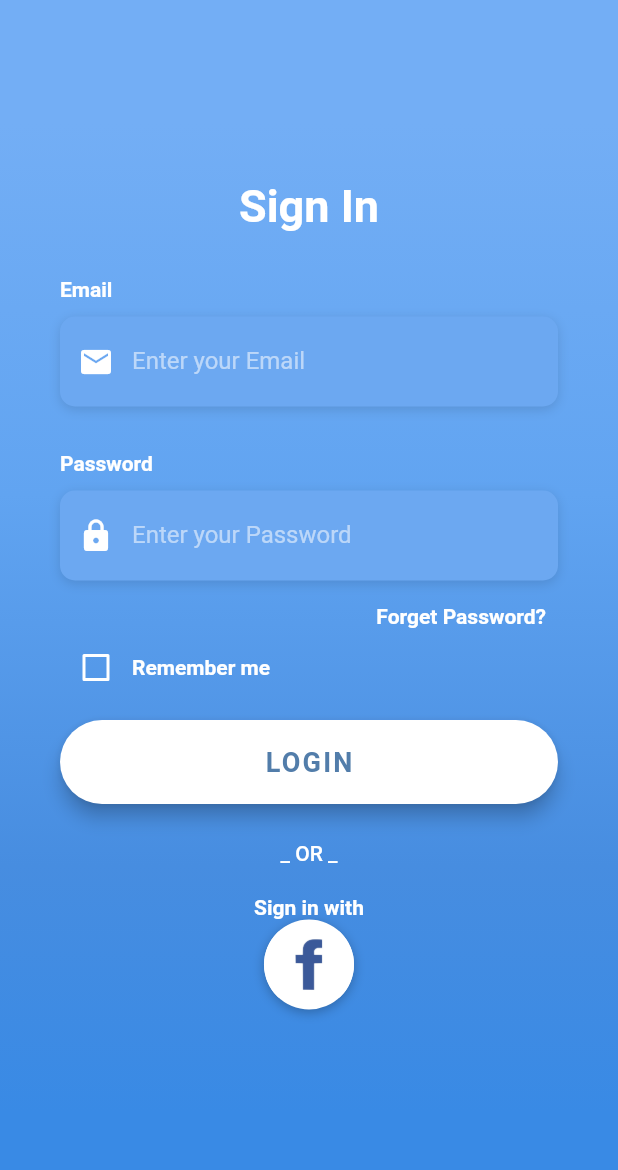
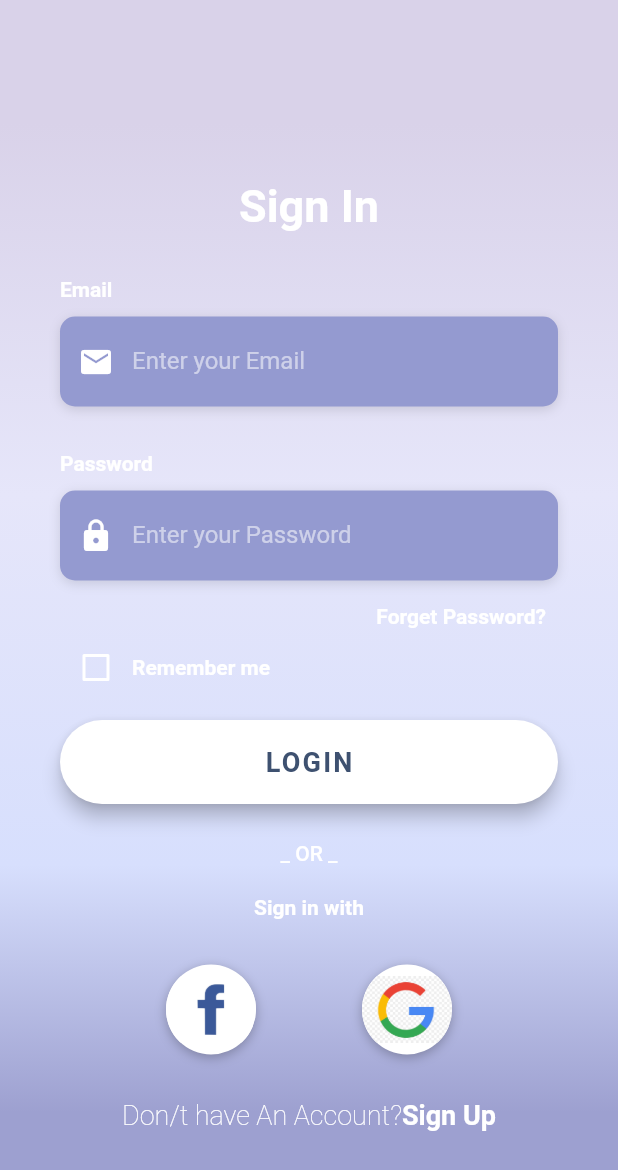
Before and after one commit to Hihhh-lilyJ/login_screen-, a Flutter app: the screen it shows after launch, on a phone screen of 412 x 824 dp. Shown: the top 1170 px of the screen. Run offline on Flutter 3.47's test engine with Material 2 defaults, Android fonts, the phone set to English and light mode, and no system bars.

Commit message:
first commit

```diff
--- a/lib/screens/login_screen.dart
+++ b/lib/screens/login_screen.dart
@@ -1,4 +1,5 @@
 import 'package:flutter/material.dart';
+import 'package:flutter/services.dart';
 import 'package:login_ui/utilities/constants.dart';
 
 class LoginScreens extends StatefulWidget {
@@ -128,7 +129,7 @@ class _LoginScreensState extends State<LoginScreens> {
         child: Text(
           'LOGIN',
           style: TextStyle(
-            color: Color(0xFF527DAA),
+            color: Color(0xFF3E5170),
             letterSpacing: 1.5,
             fontSize: 18,
             fontWeight: FontWeight.bold,
@@ -160,7 +161,11 @@ class _LoginScreensState extends State<LoginScreens> {
   @override
   Widget build(BuildContext context) {
     return Scaffold(
-      body: Stack(
+      body: AnnotatedRegion<SystemUiOverlayStyle>(
+        value: SystemUiOverlayStyle.light,
+        child: GestureDetector(
+          onTap: () => FocusScope.of(context).unfocus(),
+          child: Stack(
             children: [
               Container(
                 height: double.infinity,
@@ -170,10 +175,10 @@ class _LoginScreensState extends State<LoginScreens> {
                     begin: Alignment.topCenter,
                     end: Alignment.bottomCenter,
                     colors: [
-                  Color(0xFF73AEF5),
-                  Color(0xFF61A4F1),
-                  Color(0xFF478DE0),
-                  Color(0xFF398AE5),
+                      Color(0xFFD9D2E9),
+                      Color(0xFFE6E6FA),
+                      Color(0xFFD7DFFD),
+                      Color(0xFF9DA0D0),
                     ],
                     stops: [0.1, 0.4, 0.7, 0.9],
                   ),
@@ -206,7 +211,14 @@ class _LoginScreensState extends State<LoginScreens> {
                       _buildRememberMeCheckBox(),
                       _buildLoginBtn(),
                       _buildSignInWithText(),
-                  Container(
+                      Padding(
+                        padding: EdgeInsets.symmetric(vertical: 30),
+                        child: Row(
+                          mainAxisAlignment: MainAxisAlignment.spaceEvenly,
+                          children: [
+                            GestureDetector(
+                              onTap: () => print('Login with Facebook'),
+                              child: Container(
                                 height: 60,
                                 width: 60,
                                 decoration: BoxDecoration(
@@ -220,16 +232,67 @@ class _LoginScreensState extends State<LoginScreens> {
                                     ),
                                   ],
                                   image: DecorationImage(
-                        image: AssetImage('assets/logos/facebook.jpg'),
+                                    image:
+                                        AssetImage('assets/logos/facebook.jpg'),
                                   ),
                                 ),
-                  )
+                              ),
+                            ),
+                            GestureDetector(
+                              onTap: () => print('Login with Google'),
+                              child: Container(
+                                height: 60,
+                                width: 60,
+                                decoration: BoxDecoration(
+                                  shape: BoxShape.circle,
+                                  color: Colors.white,
+                                  boxShadow: [
+                                    BoxShadow(
+                                      color: Colors.black26,
+                                      offset: Offset(0, 2),
+                                      blurRadius: 6,
+                                    ),
+                                  ],
+                                  image: DecorationImage(
+                                    image:
+                                        AssetImage('assets/logos/google.jpg'),
+                                  ),
+                                ),
+                              ),
+                            ),
+                          ],
+                        ),
+                      ),
+                      RichText(
+                        text: TextSpan(
+                          children: [
+                            TextSpan(
+                              text: 'Don/t have An Account?',
+                              style: TextStyle(
+                                color: Colors.white,
+                                fontSize: 18,
+                                fontWeight: FontWeight.w100,
+                              ),
+                            ),
+                            TextSpan(
+                              text: 'Sign Up',
+                              style: TextStyle(
+                                color: Colors.white,
+                                fontSize: 18,
+                                fontWeight: FontWeight.bold,
+                              ),
+                            ),
+                          ],
+                        ),
+                      ),
                     ],
                   ),
                 ),
               ),
             ],
           ),
+        ),
+      ),
     );
   }
 }
--- a/lib/utilities/constants.dart
+++ b/lib/utilities/constants.dart
@@ -14,7 +14,7 @@ final kLabelStyle = TextStyle(
 );
 
 final kBoxDecorationStyle = BoxDecoration(
-  color: Color(0xFF6CA8F1),
+  color: Color(0xFF949AD0),
   borderRadius: BorderRadius.circular(10.0),
   boxShadow: [
     BoxShadow(
```
Lines whose indentation alone changed are shown as unchanged.
